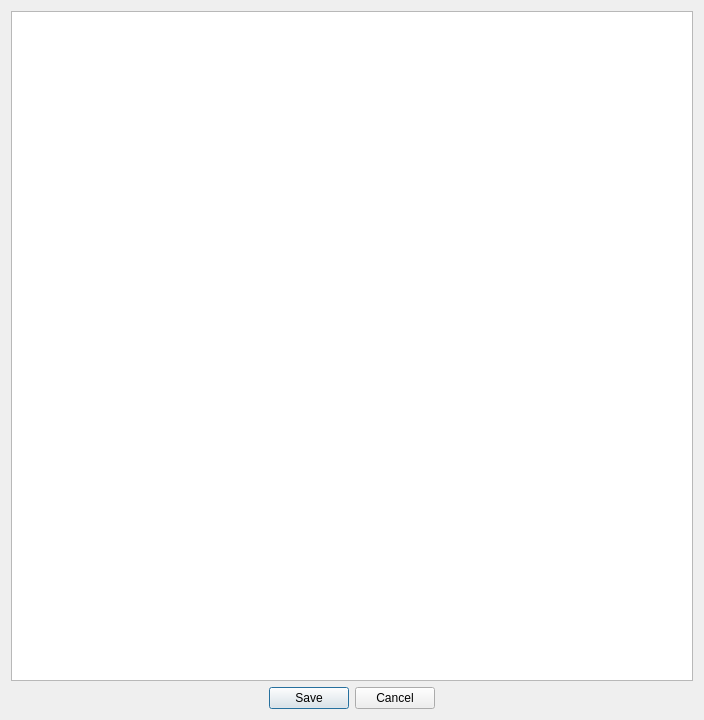
This is report.ui in PrimalSystemStudio/StudentManagement as Qt 5 draws it before an edit. The edited form follows.
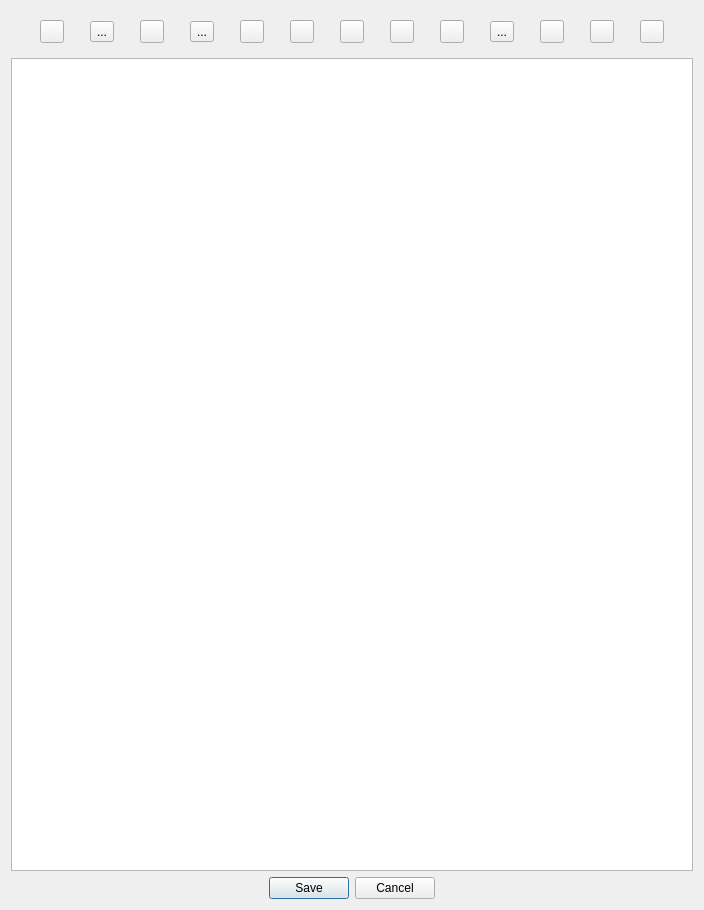
This is the edited form. Icons and pictures are not drawn.

Commit message:
Added text editing to report UI
Icons added and slots connected to relevant signals.

The edit to the form file:
```diff
--- a/report.ui
+++ b/report.ui
@@ -7,13 +7,279 @@
     <x>0</x>
     <y>0</y>
     <width>704</width>
-    <height>720</height>
+    <height>910</height>
    </rect>
   </property>
   <property name="windowTitle">
    <string>Form</string>
   </property>
-  <layout class="QVBoxLayout" name="verticalLayout">
+  <layout class="QVBoxLayout" name="verticalLayout_4">
+   <item>
+    <widget class="QFrame" name="frame">
+     <property name="frameShape">
+      <enum>QFrame::NoFrame</enum>
+     </property>
+     <property name="frameShadow">
+      <enum>QFrame::Plain</enum>
+     </property>
+     <property name="lineWidth">
+      <number>0</number>
+     </property>
+     <layout class="QHBoxLayout" name="horizontalLayout_8">
+      <item>
+       <widget class="QToolButton" name="toolUndo">
+        <property name="toolTip">
+         <string>Undo change (Ctrl+Z)</string>
+        </property>
+        <property name="text">
+         <string/>
+        </property>
+        <property name="icon">
+         <iconset resource="icons/icons.qrc">
+          <normaloff>:/img-undo</normaloff>:/img-undo</iconset>
+        </property>
+        <property name="shortcut">
+         <string>Ctrl+Z</string>
+        </property>
+       </widget>
+      </item>
+      <item>
+       <widget class="QToolButton" name="toolRedo">
+        <property name="toolTip">
+         <string>Redo change (Ctrl+Y)</string>
+        </property>
+        <property name="text">
+         <string>...</string>
+        </property>
+        <property name="icon">
+         <iconset resource="icons/icons.qrc">
+          <normaloff>:/img-redo</normaloff>:/img-redo</iconset>
+        </property>
+        <property name="shortcut">
+         <string>Ctrl+Y</string>
+        </property>
+       </widget>
+      </item>
+      <item>
+       <widget class="QToolButton" name="toolCopy">
+        <property name="toolTip">
+         <string>Copy text (Ctrl+C)</string>
+        </property>
+        <property name="text">
+         <string/>
+        </property>
+        <property name="icon">
+         <iconset resource="icons/icons.qrc">
+          <normaloff>:/img-copy</normaloff>:/img-copy</iconset>
+        </property>
+        <property name="shortcut">
+         <string>Ctrl+C</string>
+        </property>
+        <property name="checkable">
+         <bool>false</bool>
+        </property>
+       </widget>
+      </item>
+      <item>
+       <widget class="QToolButton" name="toolCut">
+        <property name="toolTip">
+         <string>Cut text (Ctrl+X)</string>
+        </property>
+        <property name="text">
+         <string>...</string>
+        </property>
+        <property name="icon">
+         <iconset resource="icons/icons.qrc">
+          <normaloff>:/img-cut</normaloff>:/img-cut</iconset>
+        </property>
+        <property name="shortcut">
+         <string>Ctrl+X</string>
+        </property>
+        <property name="checkable">
+         <bool>false</bool>
+        </property>
+       </widget>
+      </item>
+      <item>
+       <widget class="QToolButton" name="toolPaste">
+        <property name="toolTip">
+         <string>Paste text (Ctrl+V)</string>
+        </property>
+        <property name="text">
+         <string/>
+        </property>
+        <property name="icon">
+         <iconset resource="icons/icons.qrc">
+          <normaloff>:/img-paste</normaloff>:/img-paste</iconset>
+        </property>
+        <property name="shortcut">
+         <string>Ctrl+V</string>
+        </property>
+        <property name="checkable">
+         <bool>false</bool>
+        </property>
+       </widget>
+      </item>
+      <item>
+       <widget class="QToolButton" name="toolBold">
+        <property name="toolTip">
+         <string>&lt;html&gt;&lt;head/&gt;&lt;body&gt;&lt;p&gt;&lt;span style=&quot; font-weight:600;&quot;&gt;Bold text (Ctrl+B)&lt;/span&gt;&lt;/p&gt;&lt;/body&gt;&lt;/html&gt;</string>
+        </property>
+        <property name="text">
+         <string/>
+        </property>
+        <property name="icon">
+         <iconset resource="icons/icons.qrc">
+          <normaloff>:/img-bold</normaloff>:/img-bold</iconset>
+        </property>
+        <property name="shortcut">
+         <string>Ctrl+B</string>
+        </property>
+        <property name="checkable">
+         <bool>false</bool>
+        </property>
+       </widget>
+      </item>
+      <item>
+       <widget class="QToolButton" name="toolItalic">
+        <property name="toolTip">
+         <string>&lt;html&gt;&lt;head/&gt;&lt;body&gt;&lt;p&gt;&lt;span style=&quot; font-style:italic;&quot;&gt;Italic text (Ctrl+I)&lt;/span&gt;&lt;/p&gt;&lt;/body&gt;&lt;/html&gt;</string>
+        </property>
+        <property name="text">
+         <string/>
+        </property>
+        <property name="icon">
+         <iconset resource="icons/icons.qrc">
+          <normaloff>:/img-italics</normaloff>:/img-italics</iconset>
+        </property>
+        <property name="shortcut">
+         <string>Ctrl+I</string>
+        </property>
+        <property name="checkable">
+         <bool>false</bool>
+        </property>
+       </widget>
+      </item>
+      <item>
+       <widget class="QToolButton" name="toolUnderline">
+        <property name="maximumSize">
+         <size>
+          <width>16777215</width>
+          <height>16777215</height>
+         </size>
+        </property>
+        <property name="toolTip">
+         <string>&lt;html&gt;&lt;head/&gt;&lt;body&gt;&lt;p&gt;&lt;span style=&quot; text-decoration: underline;&quot;&gt;Underline text (Ctrl+U)&lt;/span&gt;&lt;/p&gt;&lt;/body&gt;&lt;/html&gt;</string>
+        </property>
+        <property name="text">
+         <string/>
+        </property>
+        <property name="icon">
+         <iconset resource="icons/icons.qrc">
+          <normaloff>:/img-underline</normaloff>:/img-underline</iconset>
+        </property>
+        <property name="shortcut">
+         <string>Ctrl+U</string>
+        </property>
+        <property name="checkable">
+         <bool>false</bool>
+        </property>
+       </widget>
+      </item>
+      <item>
+       <widget class="QToolButton" name="toolHeader">
+        <property name="toolTip">
+         <string>Add header (Ctrl+1)</string>
+        </property>
+        <property name="toolTipDuration">
+         <number>-1</number>
+        </property>
+        <property name="text">
+         <string/>
+        </property>
+        <property name="icon">
+         <iconset resource="icons/icons.qrc">
+          <normaloff>:/img-h1</normaloff>:/img-h1</iconset>
+        </property>
+        <property name="shortcut">
+         <string>Ctrl+1</string>
+        </property>
+        <property name="checkable">
+         <bool>false</bool>
+        </property>
+       </widget>
+      </item>
+      <item>
+       <widget class="QToolButton" name="toolOList">
+        <property name="toolTip">
+         <string>Unordered list</string>
+        </property>
+        <property name="text">
+         <string>...</string>
+        </property>
+        <property name="icon">
+         <iconset resource="icons/icons.qrc">
+          <normaloff>:/img-ol</normaloff>:/img-ol</iconset>
+        </property>
+        <property name="checkable">
+         <bool>false</bool>
+        </property>
+       </widget>
+      </item>
+      <item>
+       <widget class="QToolButton" name="toolUList">
+        <property name="toolTip">
+         <string>Ordered list</string>
+        </property>
+        <property name="text">
+         <string/>
+        </property>
+        <property name="icon">
+         <iconset resource="icons/icons.qrc">
+          <normaloff>:/img-ul</normaloff>:/img-ul</iconset>
+        </property>
+        <property name="checkable">
+         <bool>false</bool>
+        </property>
+       </widget>
+      </item>
+      <item>
+       <widget class="QToolButton" name="toolLink">
+        <property name="toolTip">
+         <string>Add link to text</string>
+        </property>
+        <property name="text">
+         <string/>
+        </property>
+        <property name="icon">
+         <iconset resource="icons/icons.qrc">
+          <normaloff>:/img-link</normaloff>:/img-link</iconset>
+        </property>
+        <property name="checkable">
+         <bool>true</bool>
+        </property>
+       </widget>
+      </item>
+      <item>
+       <widget class="QToolButton" name="toolUnlink">
+        <property name="toolTip">
+         <string>Unlink text</string>
+        </property>
+        <property name="text">
+         <string/>
+        </property>
+        <property name="icon">
+         <iconset resource="icons/icons.qrc">
+          <normaloff>:/img-unlink</normaloff>:/img-unlink</iconset>
+        </property>
+        <property name="checkable">
+         <bool>false</bool>
+        </property>
+       </widget>
+      </item>
+     </layout>
+    </widget>
+   </item>
    <item>
     <widget class="QTextEdit" name="textEdit">
      <property name="accessibleName">
```
Left out of the diff: 237 changed lines with no effect on the pictures. The commit also changes 1 other file.
